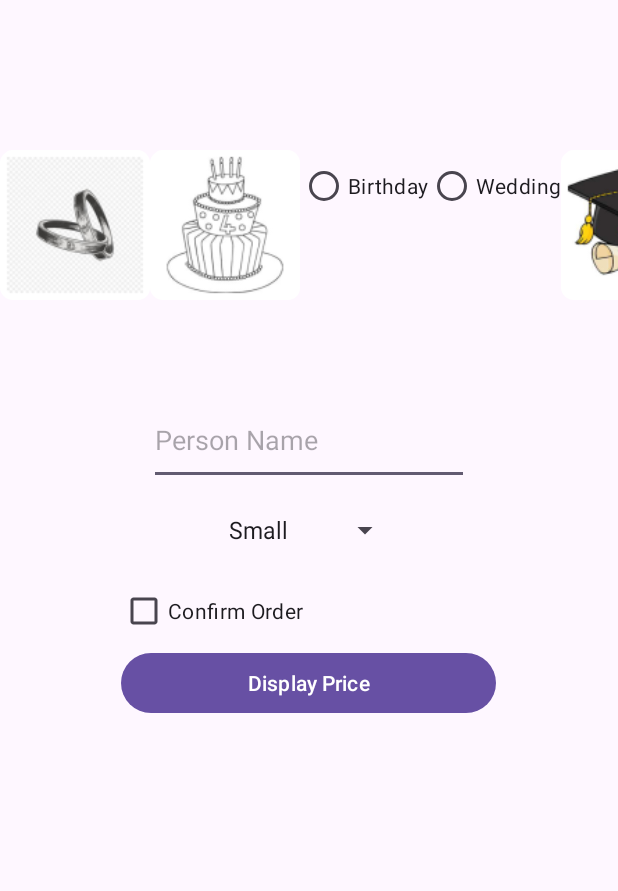
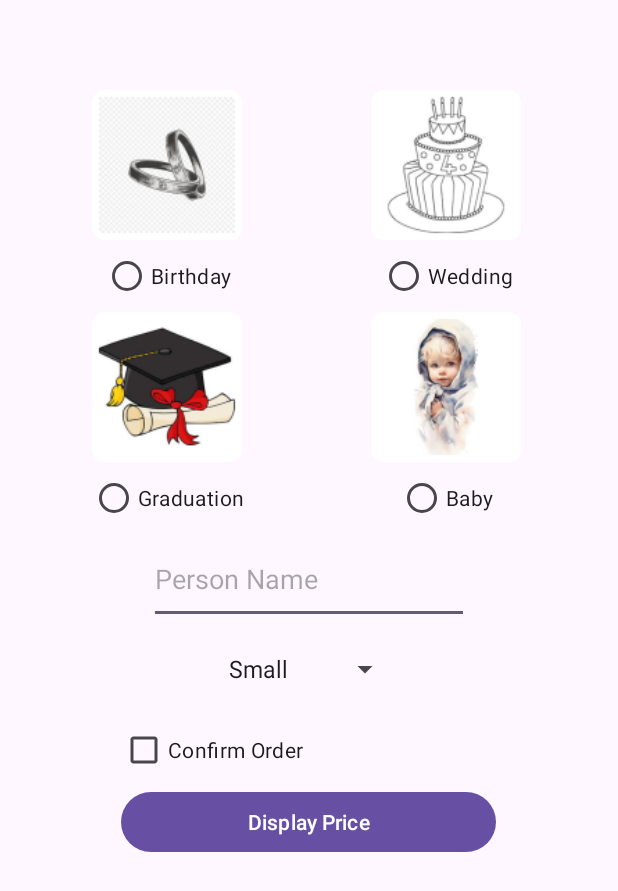
Before and after one commit to Faisal5546/SE328, an Android app: the screen it shows after launch (HomeActivity), on a phone screen of 412 x 824 dp. Shown: the top 891 px of the screen. Run offline under Robolectric (Android 15) with nearby library versions, the phone set to English and light mode, and no system bars.

Commit message:
fixed layout issues

```diff
--- a/Assignment1/app/src/main/res/layout/activity_home.xml
+++ b/Assignment1/app/src/main/res/layout/activity_home.xml
@@ -9,59 +9,75 @@
     tools:context=".HomeActivity">
 
     <RadioGroup
-        android:layout_width="wrap_content"
+        android:layout_width="match_parent"
         android:layout_height="wrap_content"
         android:layout_gravity="center"
-        android:layout_marginTop="100dp"
-        android:orientation="horizontal">
+        android:layout_marginStart="40dp"
+        android:layout_marginTop="60dp"
+        android:gravity="center">
+
+        <androidx.gridlayout.widget.GridLayout
+            android:layout_width="match_parent"
+            android:layout_height="match_parent"
+            android:layout_gravity="center"
+            app:columnCount="2">
 
             <ImageView
                 android:id="@+id/birthday_img"
                 android:layout_width="100dp"
                 android:layout_height="100dp"
-            android:src="@mipmap/wedding" />
+                android:src="@mipmap/wedding"
+                app:layout_gravity="center" />
 
             <ImageView
                 android:id="@+id/wedding_img"
                 android:layout_width="100dp"
                 android:layout_height="100dp"
-            android:src="@mipmap/cake" />
+                android:src="@mipmap/cake"
+                app:layout_gravity="center" />
 
             <RadioButton
                 android:id="@+id/birthday_btn"
                 android:layout_width="wrap_content"
                 android:layout_height="wrap_content"
-            android:text="Birthday" />
+                android:text="Birthday"
+                app:layout_gravity="center" />
 
             <RadioButton
                 android:id="@+id/wedding_btn"
                 android:layout_width="wrap_content"
                 android:layout_height="wrap_content"
-            android:text="Wedding" />
+                android:text="Wedding"
+                app:layout_gravity="center" />
 
             <ImageView
                 android:id="@+id/graduation_img"
                 android:layout_width="100dp"
                 android:layout_height="100dp"
-            android:src="@mipmap/grad" />
+                android:src="@mipmap/grad"
+                app:layout_gravity="center" />
 
             <ImageView
                 android:id="@+id/baby_img"
                 android:layout_width="100dp"
                 android:layout_height="100dp"
-            android:src="@mipmap/baby" />
+                android:src="@mipmap/baby"
+                app:layout_gravity="center" />
 
             <RadioButton
                 android:id="@+id/graduation_btn"
                 android:layout_width="wrap_content"
                 android:layout_height="wrap_content"
-            android:text="Graduation" />
+                android:text="Graduation"
+                app:layout_gravity="center" />
 
             <RadioButton
                 android:id="@+id/baby_btn"
                 android:layout_width="wrap_content"
                 android:layout_height="wrap_content"
-            android:text="Baby" />
+                android:text="Baby"
+                app:layout_gravity="center" />
+        </androidx.gridlayout.widget.GridLayout>
     </RadioGroup>
 
     <EditText
```
Lines whose indentation alone changed are shown as unchanged.
